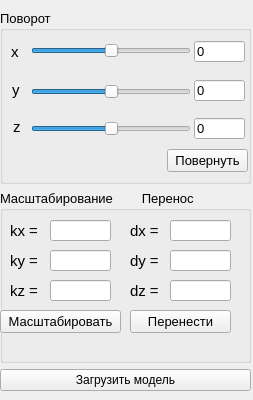
moskovets/OOP_4sem, file laba1/mycontroller.ui: the form before one commit.
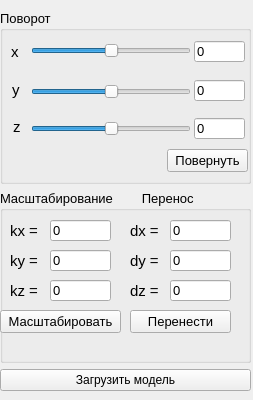
The form after the commit.

```diff
--- a/laba1/mycontroller.ui
+++ b/laba1/mycontroller.ui
@@ -235,6 +235,9 @@
          <height>21</height>
         </rect>
        </property>
+       <property name="text">
+        <string>0</string>
+       </property>
       </widget>
       <widget class="QLabel" name="label_5">
        <property name="geometry">
@@ -276,6 +279,9 @@
          <height>21</height>
         </rect>
        </property>
+       <property name="text">
+        <string>0</string>
+       </property>
       </widget>
       <widget class="QLineEdit" name="kzEdit">
        <property name="geometry">
@@ -286,6 +292,9 @@
          <height>21</height>
         </rect>
        </property>
+       <property name="text">
+        <string>0</string>
+       </property>
       </widget>
       <widget class="QLabel" name="label_12">
        <property name="geometry">
@@ -368,6 +377,9 @@
          <height>21</height>
         </rect>
        </property>
+       <property name="text">
+        <string>0</string>
+       </property>
       </widget>
       <widget class="QLabel" name="label_15">
        <property name="geometry">
@@ -396,6 +408,9 @@
          <height>21</height>
         </rect>
        </property>
+       <property name="text">
+        <string>0</string>
+       </property>
       </widget>
       <widget class="QLineEdit" name="dyEdit">
        <property name="geometry">
@@ -406,6 +421,9 @@
          <height>21</height>
         </rect>
        </property>
+       <property name="text">
+        <string>0</string>
+       </property>
       </widget>
       <widget class="QPushButton" name="moveButton">
        <property name="geometry">
```
